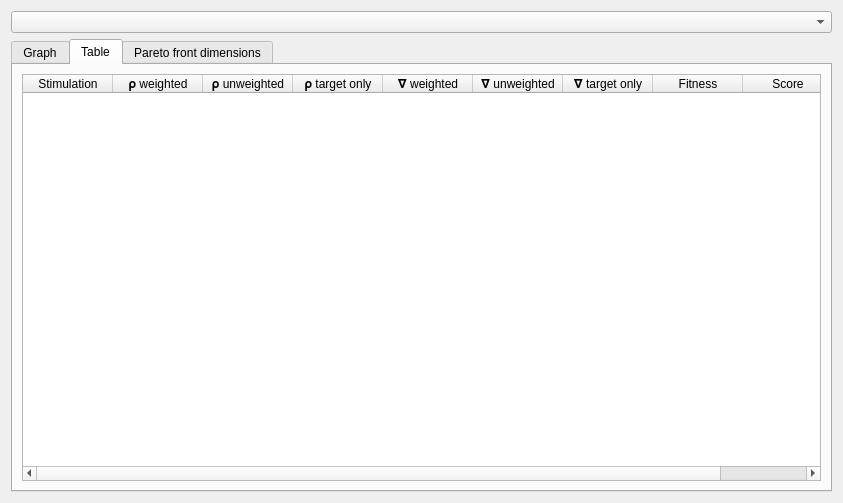
First picture: the form in src/gui/samplingprofileplotter.ui, repository CompEphys-team/rtdo, before the edit.
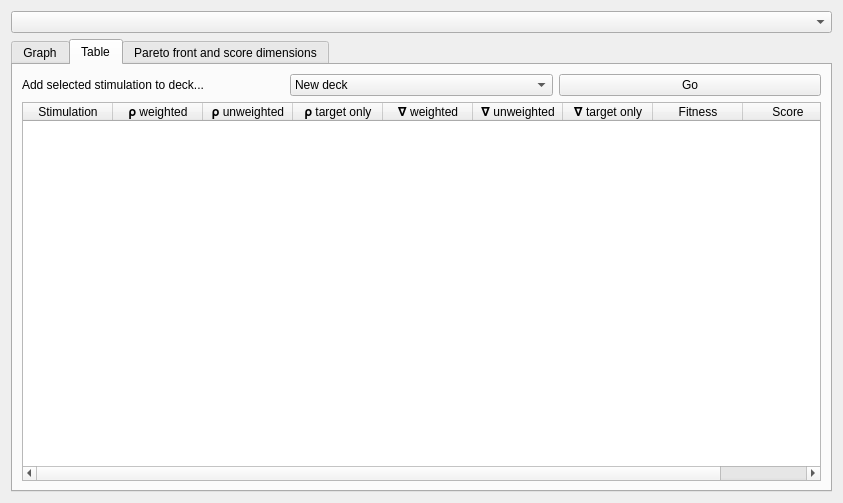
Second picture: the form after the edit. The open tabs and pages were chosen to show the change. Custom widgets are drawn as their Qt base class.

Commit message: Added DeckWidget to SamplingProfilePlotter for direct selection

```diff
--- a/src/gui/samplingprofileplotter.ui
+++ b/src/gui/samplingprofileplotter.ui
@@ -208,7 +208,30 @@
        <string>Table</string>
       </attribute>
       <layout class="QGridLayout" name="gridLayout_4">
+       <item row="0" column="2">
+        <widget class="QPushButton" name="addDeckGo">
+         <property name="text">
+          <string>Go</string>
+         </property>
+        </widget>
+       </item>
+       <item row="0" column="1">
+        <widget class="QComboBox" name="addDeckCombo">
+         <item>
+          <property name="text">
+           <string>New deck</string>
+          </property>
+         </item>
+        </widget>
+       </item>
        <item row="0" column="0">
+        <widget class="QLabel" name="label_3">
+         <property name="text">
+          <string>Add selected stimulation to deck...</string>
+         </property>
+        </widget>
+       </item>
+       <item row="1" column="0" colspan="3">
         <widget class="QTableWidget" name="table">
          <property name="selectionMode">
           <enum>QAbstractItemView::NoSelection</enum>
@@ -273,7 +296,7 @@
      </widget>
      <widget class="QWidget" name="tab_3">
       <attribute name="title">
-       <string>Pareto front dimensions</string>
+       <string>Pareto front and score dimensions</string>
       </attribute>
       <layout class="QGridLayout" name="gridLayout_2">
        <item row="0" column="0">
```
Left out of the diff: 5 changed lines with no effect on the pictures. The commit also changes 2 other files.
